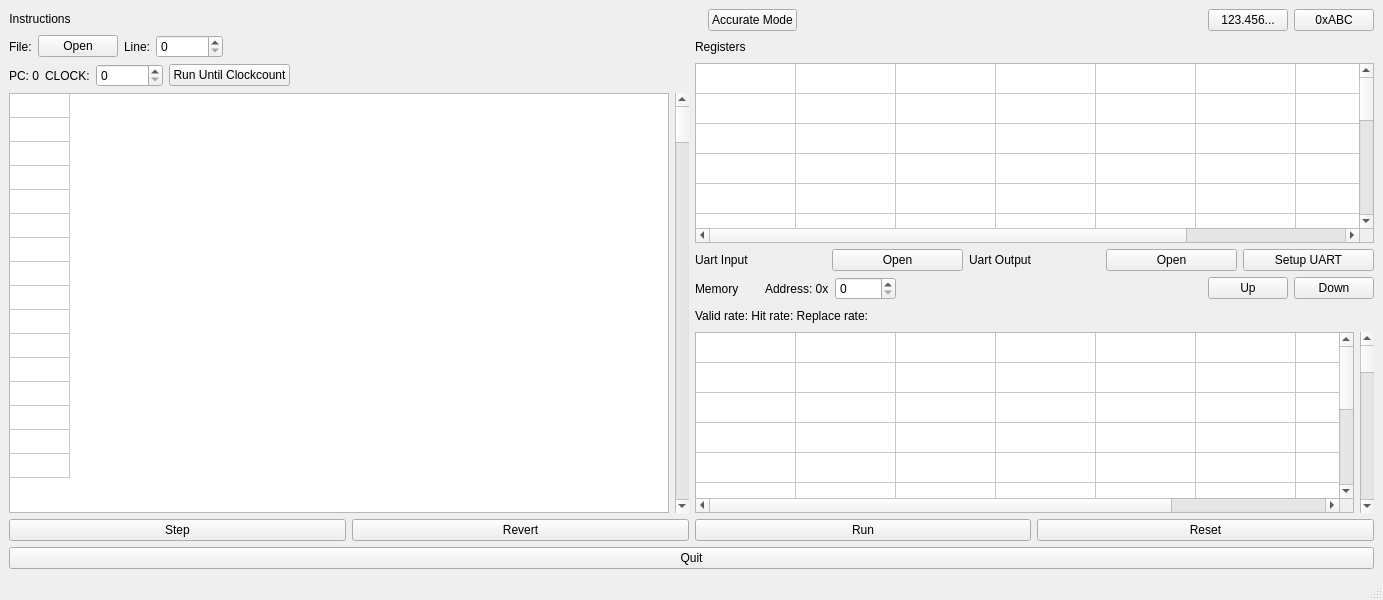
cpuex2021-1/simulator, file OreOre-V/mainwindow.ui: the form before one commit.
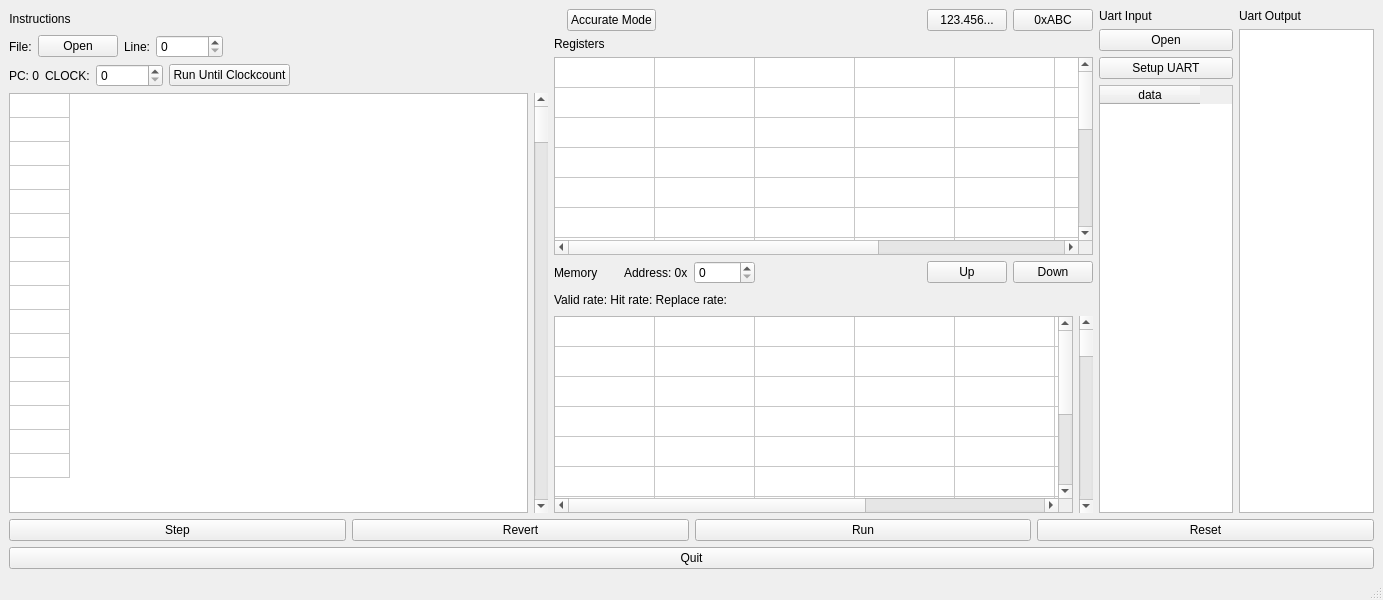
The form after the commit.

What changed in the file:
```diff
--- a/OreOre-V/mainwindow.ui
+++ b/OreOre-V/mainwindow.ui
@@ -20,9 +20,9 @@
    <string>☆彡OreOre-V Simulator☆彡</string>
   </property>
   <widget class="QWidget" name="centralwidget">
-   <layout class="QVBoxLayout" name="verticalLayout_3">
+   <layout class="QVBoxLayout" name="verticalLayout_5">
     <item>
-     <layout class="QHBoxLayout" name="horizontalLayout_13">
+     <layout class="QHBoxLayout" name="horizontalLayout" stretch="4,4,1,1">
       <item>
        <layout class="QVBoxLayout" name="verticalLayout_2">
         <item>
@@ -207,7 +207,7 @@
        </layout>
       </item>
       <item>
-       <layout class="QVBoxLayout" name="verticalLayout">
+       <layout class="QVBoxLayout" name="verticalLayout_4">
         <item>
          <layout class="QHBoxLayout" name="horizontalLayout_4">
           <item>
@@ -254,28 +254,11 @@
          </layout>
         </item>
         <item>
-         <layout class="QHBoxLayout" name="horizontalLayout_3">
-          <item>
-           <widget class="QLabel" name="label_2">
-            <property name="text">
-             <string>Registers</string>
-            </property>
-           </widget>
-          </item>
-          <item>
-           <spacer name="horizontalSpacer_2">
-            <property name="orientation">
-             <enum>Qt::Horizontal</enum>
-            </property>
-            <property name="sizeHint" stdset="0">
-             <size>
-              <width>40</width>
-              <height>20</height>
-             </size>
-            </property>
-           </spacer>
-          </item>
-         </layout>
+         <widget class="QLabel" name="label_2">
+          <property name="text">
+           <string>Registers</string>
+          </property>
+         </widget>
         </item>
         <item>
          <widget class="QTableWidget" name="RegTable">
@@ -335,45 +318,6 @@
           <column/>
          </widget>
         </item>
-        <item>
-         <layout class="QHBoxLayout" name="horizontalLayout">
-          <item>
-           <widget class="QLabel" name="uartInputLabel">
-            <property name="text">
-             <string>Uart Input</string>
-            </property>
-           </widget>
-          </item>
-          <item>
-           <widget class="QPushButton" name="uartInputButton">
-            <property name="text">
-             <string>Open</string>
-            </property>
-           </widget>
-          </item>
-          <item>
-           <widget class="QLabel" name="uartOutputLabel">
-            <property name="text">
-             <string>Uart Output</string>
-            </property>
-           </widget>
-          </item>
-          <item>
-           <widget class="QPushButton" name="uartOutputButton">
-            <property name="text">
-             <string>Open</string>
-            </property>
-           </widget>
-          </item>
-          <item>
-           <widget class="QPushButton" name="uartSetupButton">
-            <property name="text">
-             <string>Setup UART</string>
-            </property>
-           </widget>
-          </item>
-         </layout>
-        </item>
         <item>
          <layout class="QHBoxLayout" name="horizontalLayout_2">
           <item>
@@ -582,6 +526,54 @@
         </item>
        </layout>
       </item>
+      <item>
+       <layout class="QVBoxLayout" name="verticalLayout">
+        <item>
+         <widget class="QLabel" name="uartInputLabel">
+          <property name="text">
+           <string>Uart Input</string>
+          </property>
+         </widget>
+        </item>
+        <item>
+         <widget class="QPushButton" name="uartInputButton">
+          <property name="text">
+           <string>Open</string>
+          </property>
+         </widget>
+        </item>
+        <item>
+         <widget class="QPushButton" name="uartSetupButton">
+          <property name="text">
+           <string>Setup UART</string>
+          </property>
+         </widget>
+        </item>
+        <item>
+         <widget class="QTableWidget" name="uartInputTable">
+          <column>
+           <property name="text">
+            <string>data</string>
+           </property>
+          </column>
+         </widget>
+        </item>
+       </layout>
+      </item>
+      <item>
+       <layout class="QVBoxLayout" name="verticalLayout_3">
+        <item>
+         <widget class="QLabel" name="uartOutputLabel">
+          <property name="text">
+           <string>Uart Output</string>
+          </property>
+         </widget>
+        </item>
+        <item>
+         <widget class="QTextBrowser" name="uartOutputText"/>
+        </item>
+       </layout>
+      </item>
      </layout>
     </item>
     <item>
```
